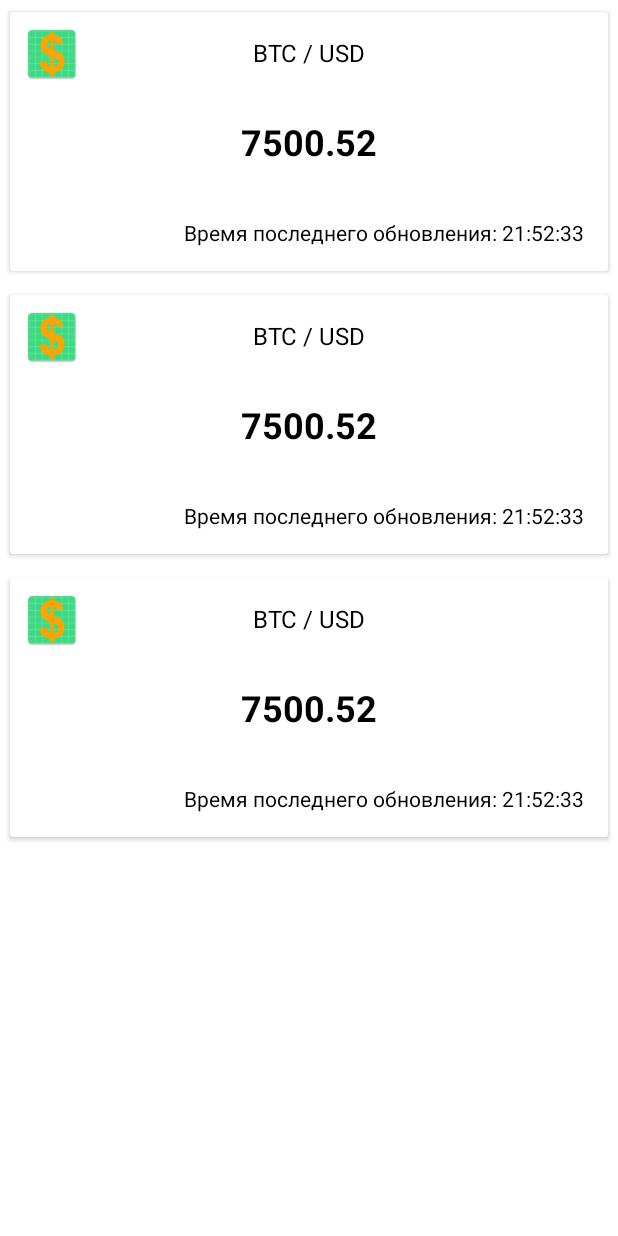
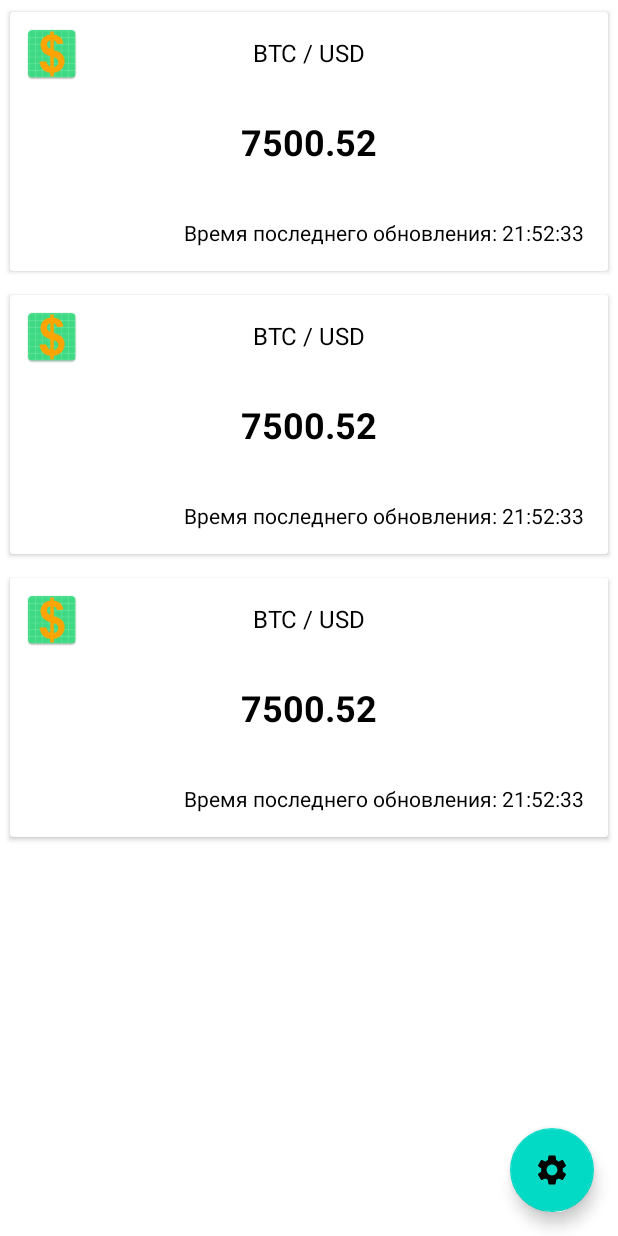
Before and after one commit to anton-it/CryptoInfo, an Android app: the layout activity_coin_price_list.xml on its own in the app's theme, with its tools: preview values and no code run, on a phone screen of 412 x 824 dp. Run offline under Robolectric (Android 15) with nearby library versions, the phone set to English and light mode, and no system bars.

Commit message:
added floating button

```diff
--- /dev/null
+++ b/app/src/main/res/drawable/ic_settings.xml
@@ -0,0 +1,5 @@
+<vector android:height="24dp" android:tint="#FFFFFF"
+    android:viewportHeight="24" android:viewportWidth="24"
+    android:width="24dp" xmlns:android="http://schemas.android.com/apk/res/android">
+    <path android:fillColor="@android:color/white" android:pathData="M19.14,12.94c0.04,-0.3 0.06,-0.61 0.06,-0.94c0,-0.32 -0.02,-0.64 -0.07,-0.94l2.03,-1.58c0.18,-0.14 0.23,-0.41 0.12,-0.61l-1.92,-3.32c-0.12,-0.22 -0.37,-0.29 -0.59,-0.22l-2.39,0.96c-0.5,-0.38 -1.03,-0.7 -1.62,-0.94L14.4,2.81c-0.04,-0.24 -0.24,-0.41 -0.48,-0.41h-3.84c-0.24,0 -0.43,0.17 -0.47,0.41L9.25,5.35C8.66,5.59 8.12,5.92 7.63,6.29L5.24,5.33c-0.22,-0.08 -0.47,0 -0.59,0.22L2.74,8.87C2.62,9.08 2.66,9.34 2.86,9.48l2.03,1.58C4.84,11.36 4.8,11.69 4.8,12s0.02,0.64 0.07,0.94l-2.03,1.58c-0.18,0.14 -0.23,0.41 -0.12,0.61l1.92,3.32c0.12,0.22 0.37,0.29 0.59,0.22l2.39,-0.96c0.5,0.38 1.03,0.7 1.62,0.94l0.36,2.54c0.05,0.24 0.24,0.41 0.48,0.41h3.84c0.24,0 0.44,-0.17 0.47,-0.41l0.36,-2.54c0.59,-0.24 1.13,-0.56 1.62,-0.94l2.39,0.96c0.22,0.08 0.47,0 0.59,-0.22l1.92,-3.32c0.12,-0.22 0.07,-0.47 -0.12,-0.61L19.14,12.94zM12,15.6c-1.98,0 -3.6,-1.62 -3.6,-3.6s1.62,-3.6 3.6,-3.6s3.6,1.62 3.6,3.6S13.98,15.6 12,15.6z"/>
+</vector>
--- a/app/src/main/res/layout/activity_coin_price_list.xml
+++ b/app/src/main/res/layout/activity_coin_price_list.xml
@@ -13,4 +13,17 @@
         app:layoutManager="androidx.recyclerview.widget.LinearLayoutManager"
         tools:listitem="@layout/item_coin_info"/>
 
+    <com.google.android.material.floatingactionbutton.FloatingActionButton
+        android:id="@+id/button_add_shop_item"
+        android:layout_width="wrap_content"
+        android:layout_height="wrap_content"
+        android:layout_marginEnd="16dp"
+        android:layout_marginBottom="16dp"
+        android:clickable="true"
+        android:contentDescription="@string/settings_content_description"
+        android:focusable="true"
+        app:layout_constraintBottom_toBottomOf="parent"
+        app:layout_constraintEnd_toEndOf="parent"
+        app:srcCompat="@drawable/ic_settings" />
+
 </androidx.constraintlayout.widget.ConstraintLayout>
--- a/app/src/main/res/values/strings.xml
+++ b/app/src/main/res/values/strings.xml
@@ -9,5 +9,6 @@
     <string name="last_market_label">Последняя сделка:</string>
     <string name="last_updated_label">Обновлено:</string>
     <string name="exit_message">Нажмите еще раз чтобы выйти</string>
+    <string name="settings_content_description">Настройки</string>
 
 </resources>
```
